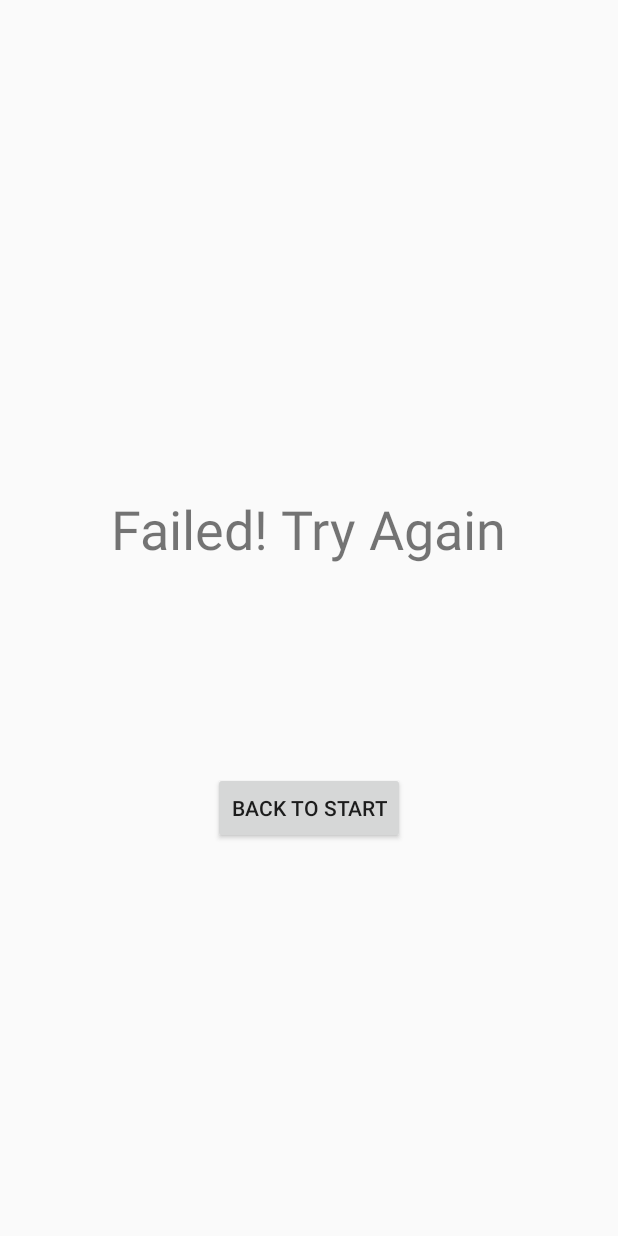
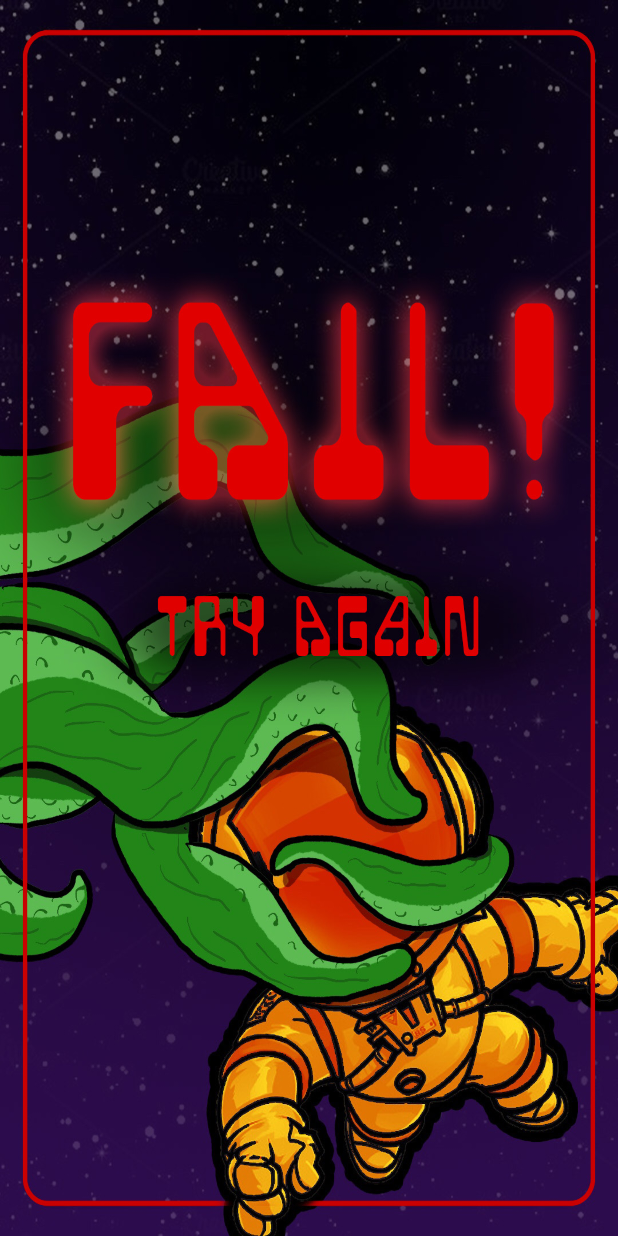
Before and after one commit to nyerpson/supernova, an Android app: the Died_gameOver screen opened directly, with no data from a screen before it, on a phone screen of 412 x 824 dp. Run offline under Robolectric (Android 15) with nearby library versions, the phone set to English and light mode, and no system bars.

Commit message:
added art to asteroid game, start, end screens

```diff
--- a/app2/src/main/java/com/example/ss_supernova_final/Asteroid_miniGame.java
+++ b/app2/src/main/java/com/example/ss_supernova_final/Asteroid_miniGame.java
@@ -45,7 +45,7 @@ public class Asteroid_miniGame extends AppCompatActivity implements SensorEventL
         white_text.setTextSize(100);
 
         asteroid= Bitmap.createScaledBitmap(BitmapFactory.decodeResource(getResources(),R.drawable.asteroid),230,230,false);
-        player= Bitmap.createScaledBitmap(BitmapFactory.decodeResource(getResources(),R.drawable.player),85,120,false);
+        player= Bitmap.createScaledBitmap(BitmapFactory.decodeResource(getResources(),R.drawable.player),100,120,false);
 
         SensorManager manager=(SensorManager)getSystemService(Context.SENSOR_SERVICE);
         Sensor accelerometer=manager.getDefaultSensor(Sensor.TYPE_ACCELEROMETER);
--- a/app2/src/main/res/layout/activity_died_game_over.xml
+++ b/app2/src/main/res/layout/activity_died_game_over.xml
@@ -4,29 +4,18 @@
     xmlns:tools="http://schemas.android.com/tools"
     android:layout_width="match_parent"
     android:layout_height="match_parent"
+    android:background="@drawable/fail"
     tools:context=".Died_gameOver">
-
-    <TextView
-        android:id="@+id/textView8"
-        android:layout_width="wrap_content"
-        android:layout_height="wrap_content"
-        android:layout_marginStart="153dp"
-        android:layout_marginTop="328dp"
-        android:layout_marginEnd="154dp"
-        android:text="Failed! Try Again"
-        android:textSize="36sp"
-        app:layout_constraintEnd_toEndOf="parent"
-        app:layout_constraintStart_toStartOf="parent"
-        app:layout_constraintTop_toTopOf="parent" />
 
     <Button
         android:id="@+id/button16"
-        android:layout_width="wrap_content"
-        android:layout_height="wrap_content"
-        android:layout_marginTop="138dp"
+        android:layout_width="242dp"
+        android:layout_height="77dp"
+        android:layout_marginTop="336dp"
+        android:background="#00FFFFFF"
         android:onClick="returnToStart"
-        android:text="Back to start"
         app:layout_constraintEnd_toEndOf="parent"
+        app:layout_constraintHorizontal_bias="0.55"
         app:layout_constraintStart_toStartOf="parent"
-        app:layout_constraintTop_toBottomOf="@+id/textView8" />
+        app:layout_constraintTop_toTopOf="parent" />
 </androidx.constraintlayout.widget.ConstraintLayout>
```
Also changed, not shown: app2/src/main/res/layout/activity_asteroid_mini_game.xml (+7 -4 lines), app2/src/main/res/layout/activity_main.xml (+7 -17 lines), app2/src/main/res/layout/activity_success_game_over.xml (+8 -20 lines), app2/src/main/res/drawable/asteroid_memorybg.jpg (added), app2/src/main/res/drawable/fail.jpg (added), app2/src/main/res/drawable/player.png, app2/src/main/res/drawable/startscreen2.jpg (added), app2/src/main/res/drawable/success.jpg (added).
